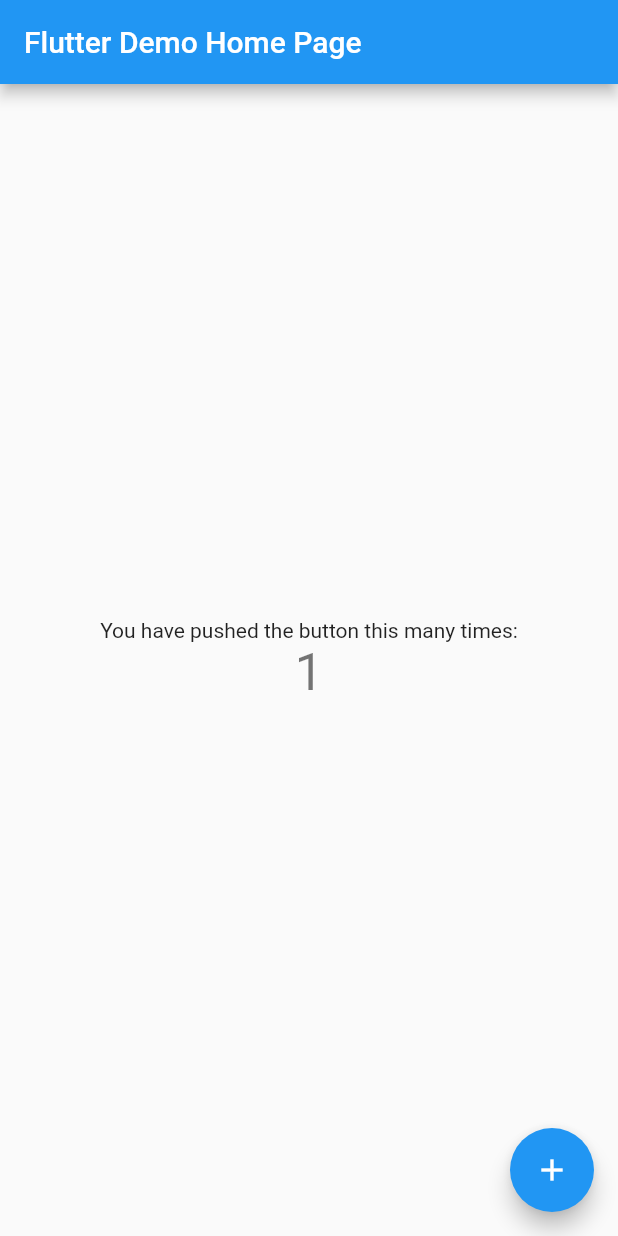
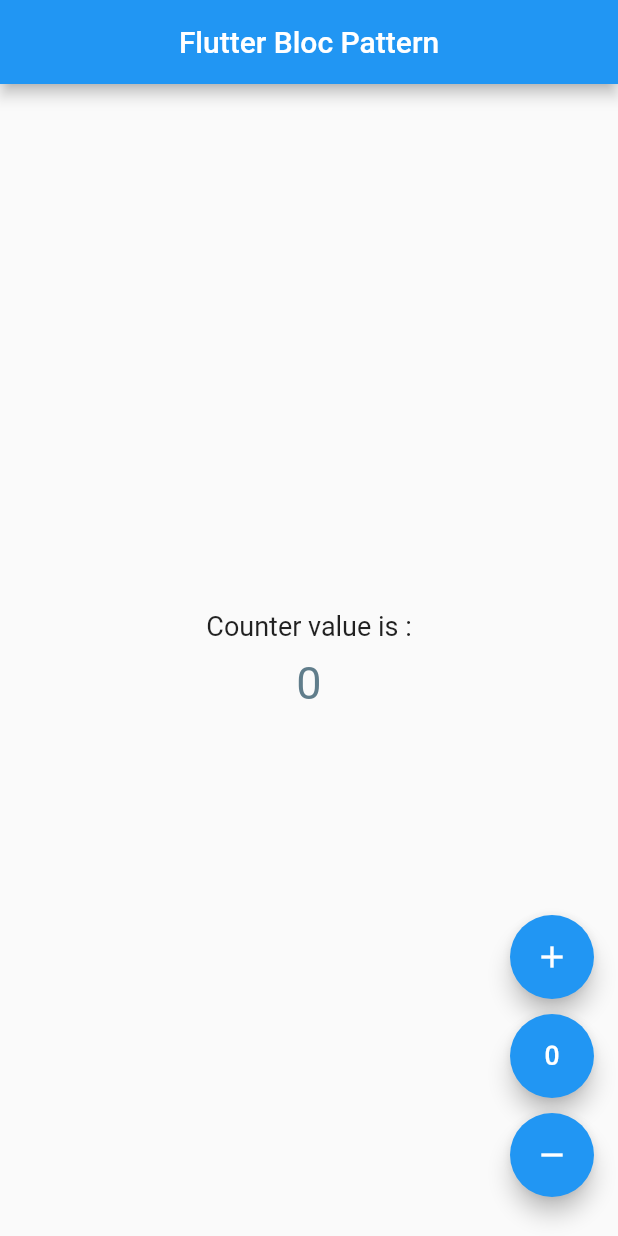
Before and after one commit to azzamaddouri/flutter_bloc_pattern, a Flutter app: the screen it shows after launch, after a tap on the "add" icon, on a phone screen of 412 x 824 dp. Run offline on Flutter 3.47's test engine with Material 2 defaults, Android fonts, the phone set to English and light mode, and no system bars.

Commit message:
Initialize Project

```diff
--- a/lib/main.dart
+++ b/lib/main.dart
@@ -1,115 +1,18 @@
 import 'package:flutter/material.dart';
+import 'package:flutter_bloc_pattern/pages/home_page.dart';
 
 void main() {
-  runApp(const MyApp());
+  runApp(MyApp());
 }
 
 class MyApp extends StatelessWidget {
   const MyApp({super.key});
 
-  // This widget is the root of your application.
   @override
   Widget build(BuildContext context) {
     return MaterialApp(
-      title: 'Flutter Demo',
-      theme: ThemeData(
-        // This is the theme of your application.
-        //
-        // Try running your application with "flutter run". You'll see the
-        // application has a blue toolbar. Then, without quitting the app, try
-        // changing the primarySwatch below to Colors.green and then invoke
-        // "hot reload" (press "r" in the console where you ran "flutter run",
-        // or simply save your changes to "hot reload" in a Flutter IDE).
-        // Notice that the counter didn't reset back to zero; the application
-        // is not restarted.
-        primarySwatch: Colors.blue,
-      ),
-      home: const MyHomePage(title: 'Flutter Demo Home Page'),
+      home: HomePage(),
+      debugShowCheckedModeBanner: false,
     );
   }
 }
-
-class MyHomePage extends StatefulWidget {
-  const MyHomePage({super.key, required this.title});
-
-  // This widget is the home page of your application. It is stateful, meaning
-  // that it has a State object (defined below) that contains fields that affect
-  // how it looks.
-
-  // This class is the configuration for the state. It holds the values (in this
-  // case the title) provided by the parent (in this case the App widget) and
-  // used by the build method of the State. Fields in a Widget subclass are
-  // always marked "final".
-
-  final String title;
-
-  @override
-  State<MyHomePage> createState() => _MyHomePageState();
-}
-
-class _MyHomePageState extends State<MyHomePage> {
-  int _counter = 0;
-
-  void _incrementCounter() {
-    setState(() {
-      // This call to setState tells the Flutter framework that something has
-      // changed in this State, which causes it to rerun the build method below
-      // so that the display can reflect the updated values. If we changed
-      // _counter without calling setState(), then the build method would not be
-      // called again, and so nothing would appear to happen.
-      _counter++;
-    });
-  }
-
-  @override
-  Widget build(BuildContext context) {
-    // This method is rerun every time setState is called, for instance as done
-    // by the _incrementCounter method above.
-    //
-    // The Flutter framework has been optimized to make rerunning build methods
-    // fast, so that you can just rebuild anything that needs updating rather
-    // than having to individually change instances of widgets.
-    return Scaffold(
-      appBar: AppBar(
-        // Here we take the value from the MyHomePage object that was created by
-        // the App.build method, and use it to set our appbar title.
-        title: Text(widget.title),
-      ),
-      body: Center(
-        // Center is a layout widget. It takes a single child and positions it
-        // in the middle of the parent.
-        child: Column(
-          // Column is also a layout widget. It takes a list of children and
-          // arranges them vertically. By default, it sizes itself to fit its
-          // children horizontally, and tries to be as tall as its parent.
-          //
-          // Invoke "debug painting" (press "p" in the console, choose the
-          // "Toggle Debug Paint" action from the Flutter Inspector in Android
-          // Studio, or the "Toggle Debug Paint" command in Visual Studio Code)
-          // to see the wireframe for each widget.
-          //
-          // Column has various properties to control how it sizes itself and
-          // how it positions its children. Here we use mainAxisAlignment to
-          // center the children vertically; the main axis here is the vertical
-          // axis because Columns are vertical (the cross axis would be
-          // horizontal).
-          mainAxisAlignment: MainAxisAlignment.center,
-          children: <Widget>[
-            const Text(
-              'You have pushed the button this many times:',
-            ),
-            Text(
-              '$_counter',
-              style: Theme.of(context).textTheme.headlineMedium,
-            ),
-          ],
-        ),
-      ),
-      floatingActionButton: FloatingActionButton(
-        onPressed: _incrementCounter,
-        tooltip: 'Increment',
-        child: const Icon(Icons.add),
-      ), // This trailing comma makes auto-formatting nicer for build methods.
-    );
-  }
-}
--- /dev/null
+++ b/lib/pages/home_page.dart
@@ -0,0 +1,31 @@
+import 'package:flutter/material.dart';
+
+import '../widgets/buttons_widget.dart';
+
+class HomePage extends StatelessWidget {
+  const HomePage({super.key});
+
+  @override
+  Widget build(BuildContext context) {
+    return Scaffold(
+        appBar: AppBar(
+          title: const Text("Flutter Bloc Pattern"),
+          centerTitle: true,
+        ),
+        body: Center(
+            child: Column(
+          mainAxisAlignment: MainAxisAlignment.center,
+          children: const <Widget>[
+            Text(
+              'Counter value is :',
+              style: TextStyle(fontSize: 18),
+            ),
+            SizedBox(height: 10),
+            Text(
+              '0',
+              style: TextStyle(color: Colors.blueGrey, fontSize: 30),
+            ),
+          ],
+        )),floatingActionButton: const ButtonsWidget(),);
+  }
+}
--- /dev/null
+++ b/lib/widgets/buttons_widget.dart
@@ -0,0 +1,21 @@
+import 'package:flutter/material.dart';
+
+class ButtonsWidget extends StatelessWidget {
+  const ButtonsWidget({super.key});
+
+  @override
+  Widget build(BuildContext context) {
+    return Column(
+      mainAxisAlignment: MainAxisAlignment.end,
+      children: <Widget>[
+        FloatingActionButton(onPressed: () {}, child: const Icon(Icons.add)),
+        const SizedBox(height: 10),
+        FloatingActionButton(
+            onPressed: () {}, child: const Icon(Icons.exposure_zero)),
+        const SizedBox(height: 10),
+        FloatingActionButton(onPressed: () {}, child: const Icon(Icons.remove)),
+        const SizedBox(height: 10),
+      ],
+    );
+  }
+}
```
Also changed, not shown: pubspec.yaml (+4 -12 lines), pubspec.lock.
